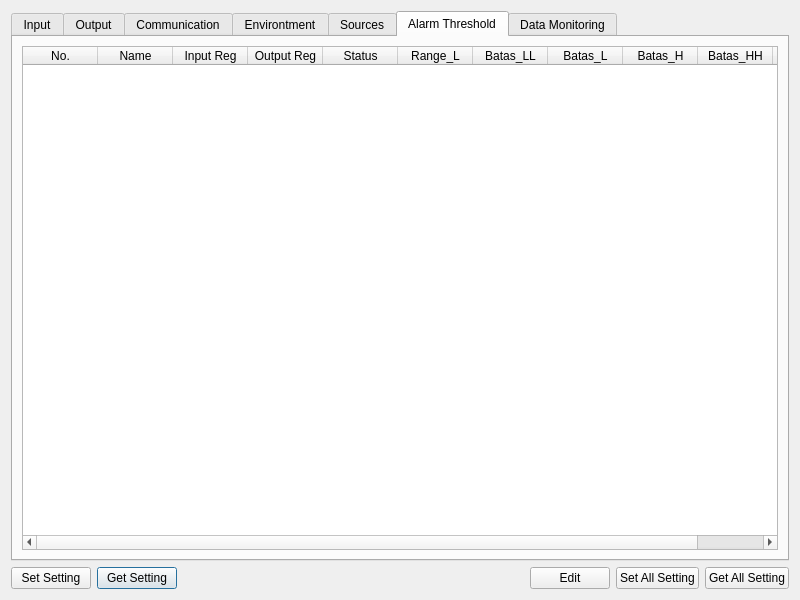
This is view/formmodule.ui in zenaki/RTU as Qt 5 draws it before an edit. The edited form follows.
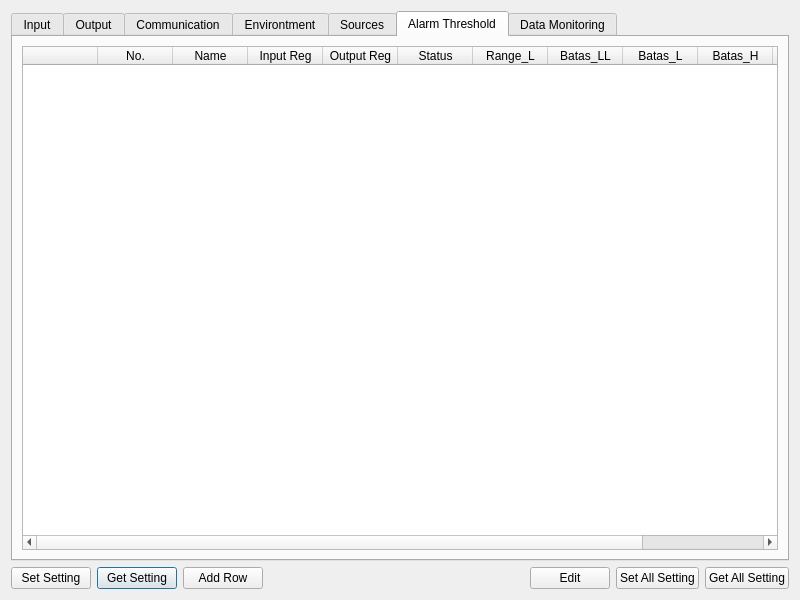
This is the edited form. The open tabs and pages were chosen to show the change. Icons and pictures are not drawn.

```diff
--- a/view/formmodule.ui
+++ b/view/formmodule.ui
@@ -39,7 +39,7 @@
        </property>
       </widget>
      </item>
-     <item row="0" column="2">
+     <item row="0" column="3">
       <spacer name="horizontalSpacer">
        <property name="orientation">
         <enum>Qt::Horizontal</enum>
@@ -83,6 +83,13 @@
        </property>
       </widget>
      </item>
+     <item row="0" column="2">
+      <widget class="QPushButton" name="pbAddRow">
+       <property name="text">
+        <string>Add Row</string>
+       </property>
+      </widget>
+     </item>
     </layout>
    </item>
    <item row="0" column="0">
@@ -1442,6 +1449,11 @@
          <attribute name="horizontalHeaderDefaultSectionSize">
           <number>75</number>
          </attribute>
+         <column>
+          <property name="text">
+           <string/>
+          </property>
+         </column>
          <column>
           <property name="text">
            <string>No.</string>
```
Left out of the diff: 13 changed lines with no effect on the pictures.
